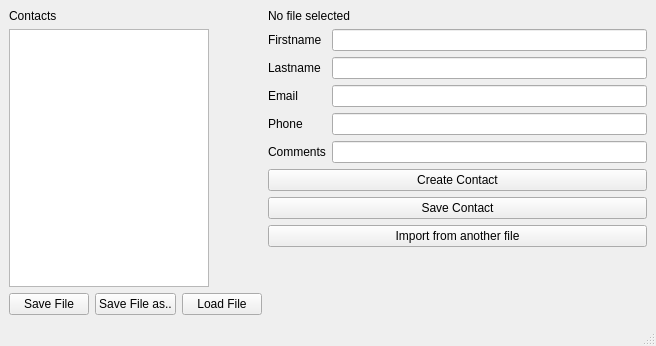
RoTour/YNOV-B2-Cpp, file ContactFromScratch/ContactsFromScratch/mainwindow.ui: the form before one commit.
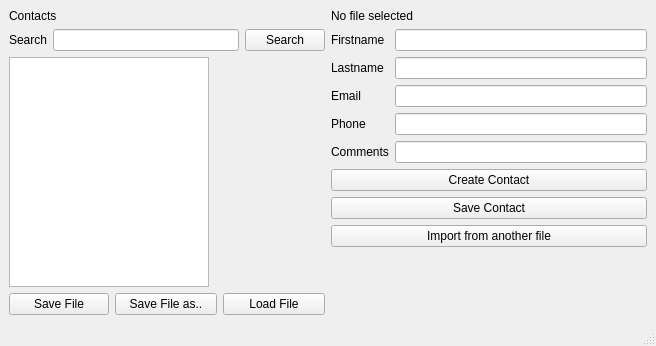
The form after the commit.

```diff
--- a/ContactFromScratch/ContactsFromScratch/mainwindow.ui
+++ b/ContactFromScratch/ContactsFromScratch/mainwindow.ui
@@ -35,6 +35,34 @@
           </property>
          </widget>
         </item>
+        <item>
+         <layout class="QHBoxLayout" name="horizontalLayout_3"/>
+        </item>
+        <item>
+         <layout class="QHBoxLayout" name="horizontalLayout">
+          <item>
+           <layout class="QFormLayout" name="searchLayout">
+            <item row="0" column="0">
+             <widget class="QLabel" name="searchLabel">
+              <property name="text">
+               <string>Search</string>
+              </property>
+             </widget>
+            </item>
+            <item row="0" column="1">
+             <widget class="QLineEdit" name="search_textEdit"/>
+            </item>
+           </layout>
+          </item>
+          <item>
+           <widget class="QPushButton" name="search_button">
+            <property name="text">
+             <string>Search</string>
+            </property>
+           </widget>
+          </item>
+         </layout>
+        </item>
         <item>
          <widget class="QListWidget" name="listContacts">
           <property name="maximumSize">
```
